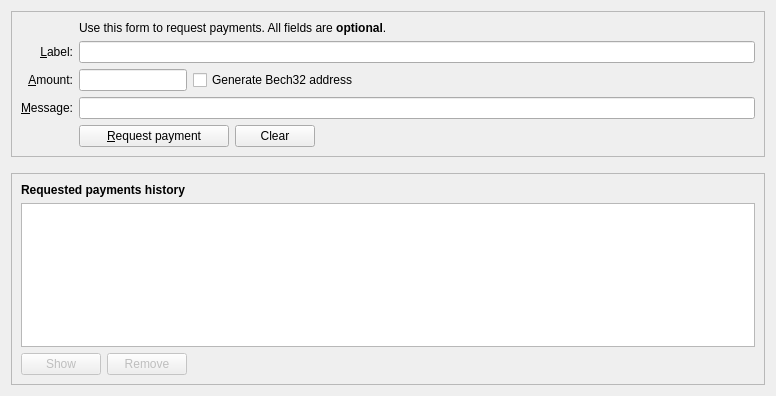
First picture: the form in src/qt/forms/receivecoinsdialog.ui, repository deeponion/deeponion, before the edit.
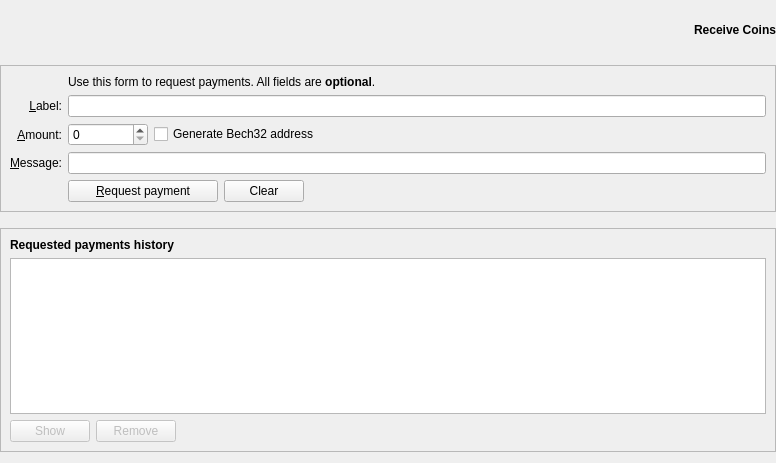
Second picture: the form after the edit. Icons and pictures are not drawn. Custom widgets are drawn as their Qt base class.

Commit message: Added some styling to the receive coins page.

What changed in the file:
```diff
--- a/src/qt/forms/receivecoinsdialog.ui
+++ b/src/qt/forms/receivecoinsdialog.ui
@@ -7,10 +7,47 @@
     <x>0</x>
     <y>0</y>
     <width>776</width>
-    <height>396</height>
+    <height>463</height>
    </rect>
   </property>
-  <layout class="QVBoxLayout" name="verticalLayout" stretch="0,0,1">
+  <layout class="QVBoxLayout" name="verticalLayout" stretch="0,0,0,1">
+   <property name="leftMargin">
+    <number>0</number>
+   </property>
+   <property name="topMargin">
+    <number>0</number>
+   </property>
+   <property name="rightMargin">
+    <number>0</number>
+   </property>
+   <item>
+    <widget class="QLabel" name="pageTitle">
+     <property name="sizePolicy">
+      <sizepolicy hsizetype="Preferred" vsizetype="Preferred">
+       <horstretch>0</horstretch>
+       <verstretch>0</verstretch>
+      </sizepolicy>
+     </property>
+     <property name="minimumSize">
+      <size>
+       <width>0</width>
+       <height>59</height>
+      </size>
+     </property>
+     <property name="font">
+      <font>
+       <weight>75</weight>
+       <bold>true</bold>
+      </font>
+     </property>
+     <property name="text">
+      <string>Receive Coins</string>
+     </property>
+     <property name="alignment">
+      <set>Qt::AlignRight|Qt::AlignTrailing|Qt::AlignVCenter</set>
+     </property>
+    </widget>
+   </item>
    <item>
     <widget class="QFrame" name="frame2">
      <property name="sizePolicy">
@@ -352,7 +389,7 @@
  <customwidgets>
   <customwidget>
    <class>BitcoinAmountField</class>
-   <extends>QLineEdit</extends>
+   <extends>QSpinBox</extends>
    <header>qt/bitcoinamountfield.h</header>
    <container>1</container>
   </customwidget>
```
The commit also changes 3 other files.
